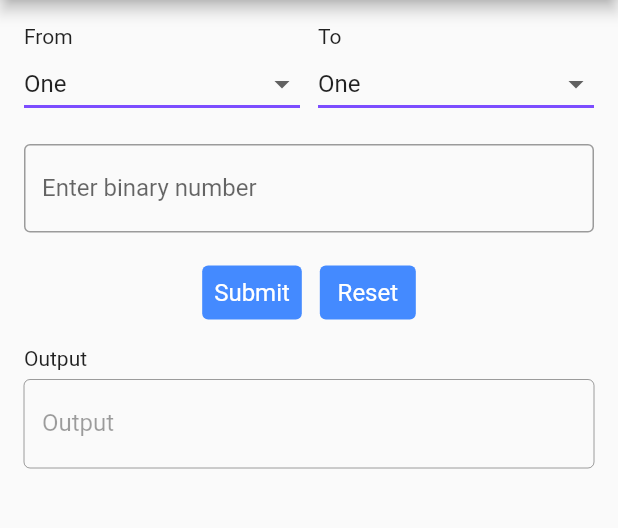
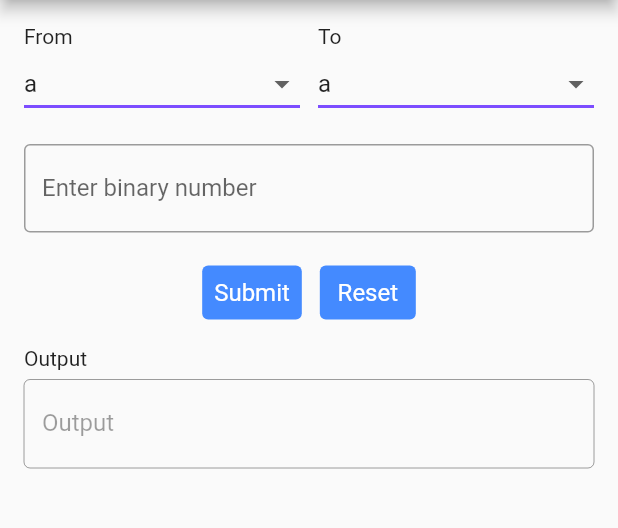
Before and after one commit to knnthcrtl1/flutter_binary_converter, a Flutter app: the screen it shows after launch, on a phone screen of 412 x 824 dp, the part 84-612 px from its top. Run offline on Flutter 3.47's test engine with Material 2 defaults, Android fonts, the phone set to English and light mode, and no system bars.

Commit message:
setup object of array

```diff
--- a/lib/BinaryWidget.dart
+++ b/lib/BinaryWidget.dart
@@ -1,5 +1,12 @@
 import 'package:flutter/material.dart';
 import './widgets/DropdownButtonApp.dart';
+
+const List<dynamic> list = <dynamic>[
+  {'id': 0, 'name': 'a'},
+  {'id': 1, 'name': 'b'},
+  {'id': 2, 'name': 'c'},
+  {'id': 3, 'name': 'd'},
+];
 
 void main() => runApp(const BinaryWidget());
 
@@ -86,6 +93,13 @@ class _BinaryState extends State<BinaryWidget> {
                 ),
               ])));
 
+  var firstPicker = 0;
+  var secondPicker = 0;
+
+  void handleItemPicker() {
+    setState(() {});
+  }
+
   @override
   Widget build(BuildContext context) {
     return Column(
--- a/lib/main.dart
+++ b/lib/main.dart
@@ -1,7 +1,5 @@
 import 'package:flutter/material.dart';
 import 'BinaryWidget.dart';
-
-const List<String> list = <String>['a', 'b', 'c', 'd'];
 
 void main() {
   runApp(const MyApp());
--- a/lib/widgets/DropdownButtonApp.dart
+++ b/lib/widgets/DropdownButtonApp.dart
@@ -15,19 +15,22 @@ class DropdownButtonApp extends StatefulWidget {
 }
 
 class _DropdownButtonAppState extends State<DropdownButtonApp> {
-  late String dropdownValue;
+  // late dynamic dropdownValue;
 
   @override
   void initState() {
     super.initState();
-    dropdownValue = widget.binaryList.first;
+    // dropdownValue = widget.binaryList.first?['name'];
+
+    print(widget.binaryList.length);
   }
 
   @override
   Widget build(BuildContext context) {
     List binaryList = widget.binaryList.isNotEmpty ? widget.binaryList : [];
+    var dropdownValue = binaryList.first?['id'];
 
-    return DropdownButton<String>(
+    return DropdownButton(
       value: dropdownValue,
       // icon: const Icon(Icons.down_arrow),
       isExpanded: true,
@@ -37,16 +40,17 @@ class _DropdownButtonAppState extends State<DropdownButtonApp> {
         height: 2,
         color: Colors.deepPurpleAccent,
       ),
-      onChanged: (String? value) {
+      onChanged: (value) {
+        print(value);
         // This is called when the user selects an item.
-        setState(() {
-          dropdownValue = value!;
-        });
+        // setState(() {
+        //   dropdownValue = value!;
+        // });
       },
-      items: binaryList.map<DropdownMenuItem<String>>((value) {
-        return DropdownMenuItem<String>(
-          value: value,
-          child: Text(value),
+      items: binaryList.map((value) {
+        return DropdownMenuItem(
+          value: value['id'],
+          child: Text(value['name']),
         );
       }).toList(),
     );
```
